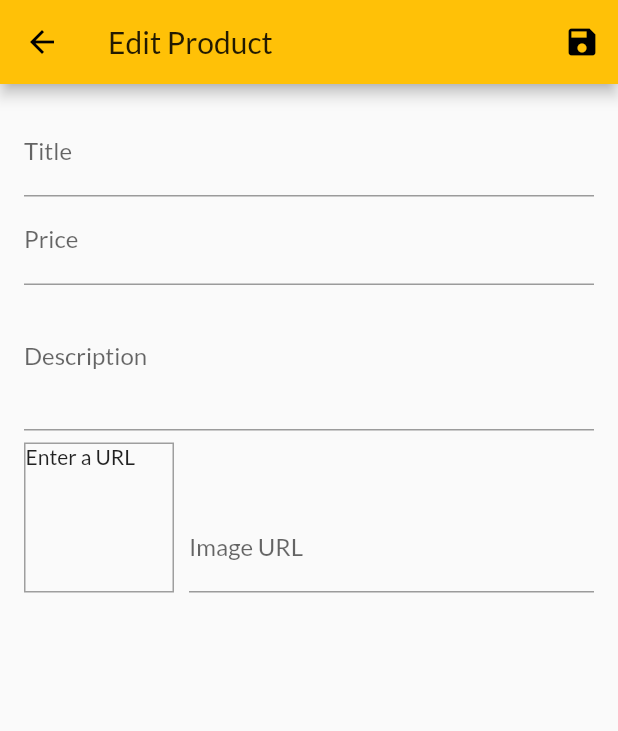
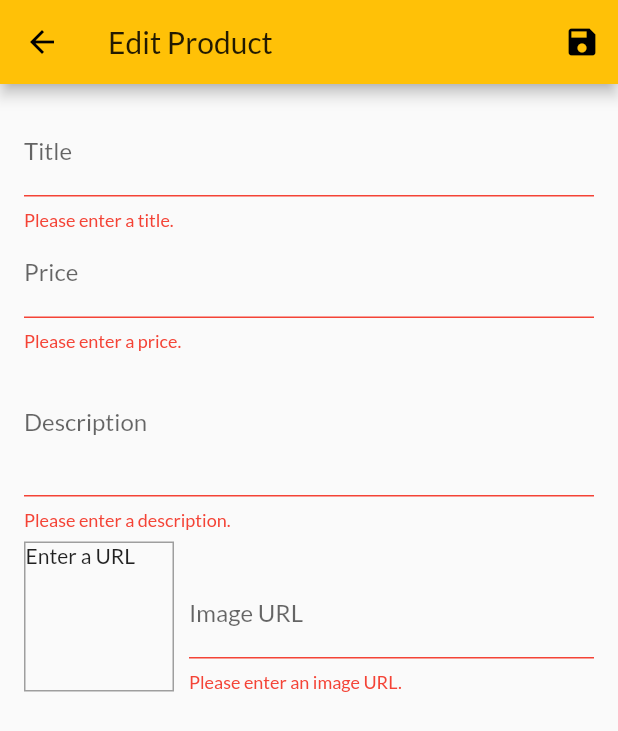
Before and after one commit to vyashh/flutter_course_shop_app, a Flutter app: the EditProductScreen screen opened by its route, after a tap on the "save" icon, on a phone screen of 412 x 824 dp. Shown: the top 731 px of the screen. Run offline on Flutter 3.47's test engine with Material 2 defaults, Android fonts, the phone set to English and light mode, and no system bars; network calls fail.

Commit message:
added form validator to forms

```diff
--- a/lib/screens/edit_product_screen.dart
+++ b/lib/screens/edit_product_screen.dart
@@ -39,6 +39,14 @@ class _EditProductScreenState extends State<EditProductScreen> {
   }
 
   void _updateImageUrl() {
+    if (_imageUrlController.text.isEmpty ||
+        (!_imageUrlController.text.startsWith('http') &&
+            _imageUrlController.text.startsWith('https')) ||
+        (!_imageUrlController.text.endsWith('.png') &&
+            !_imageUrlController.text.endsWith('.jpg') &&
+            !_imageUrlController.text.endsWith('.jpeg'))) {
+      return;
+    }
     if (!_imageUrlFocusNode.hasFocus) {
       setState(
           () {}); // wanneer de imageurlnode niet gefocussed is, "update" de state.
@@ -47,6 +55,12 @@ class _EditProductScreenState extends State<EditProductScreen> {
   }
 
   void _saveForm() {
+    final isValid = _form.currentState.validate();
+
+    if (!isValid) {
+      return;
+    }
+
     _form.currentState.save();
     print(_editedProduct.title);
     print(_editedProduct.description);
@@ -78,6 +92,12 @@ class _EditProductScreenState extends State<EditProductScreen> {
                   FocusScope.of(context).requestFocus(
                       _priceFocusNode); // ga naar de volgende input field
                 },
+                validator: (value) {
+                  if (value.isEmpty) {
+                    return 'Please enter a title.';
+                  }
+                  return null;
+                },
                 onSaved: (value) {
                   _editedProduct = Product(
                     title: value,
@@ -97,6 +117,18 @@ class _EditProductScreenState extends State<EditProductScreen> {
                   FocusScope.of(context).requestFocus(
                       _descriptionFocusNode); // ga naar de volgende input field
                 },
+                validator: (value) {
+                  if (value.isEmpty) {
+                    return 'Please enter a price.';
+                  }
+                  if (double.tryParse(value) == null) {
+                    return 'Please enter a valid number.';
+                  }
+                  if (double.parse(value) <= 0) {
+                    return 'Please enter a number greater than 0.';
+                  }
+                  return null; // return null wanneer er geen fouten zijn.
+                },
                 onSaved: (value) {
                   _editedProduct = Product(
                     title: _editedProduct.title,
@@ -114,6 +146,15 @@ class _EditProductScreenState extends State<EditProductScreen> {
                 focusNode: _descriptionFocusNode,
                 onFieldSubmitted: (_) {
                   FocusScope.of(context).requestFocus(_priceFocusNode);
+                },
+                validator: (value) {
+                  if (value.isEmpty) {
+                    return 'Please enter a description.';
+                  }
+                  if (value.length < 10) {
+                    return 'Should be at least 10 characters long.';
+                  }
+                  return null;
                 },
                 onSaved: (value) {
                   _editedProduct = Product(
@@ -152,6 +193,21 @@ class _EditProductScreenState extends State<EditProductScreen> {
                       onFieldSubmitted: (_) {
                         _saveForm();
                       },
+                      validator: (value) {
+                        if (value.isEmpty) {
+                          return 'Please enter an image URL.';
+                        }
+                        if (!value.startsWith('http') &&
+                            value.startsWith('https')) {
+                          return 'Please enter a valid URL.';
+                        }
+                        if (!value.endsWith('.png') &&
+                            !value.endsWith('.jpg') &&
+                            !value.endsWith('.jpeg')) {
+                          return 'Please enter a valid image URL.';
+                        }
+                        return null;
+                      },
                       onSaved: (value) {
                         _editedProduct = Product(
                           title: _editedProduct.title,
```
